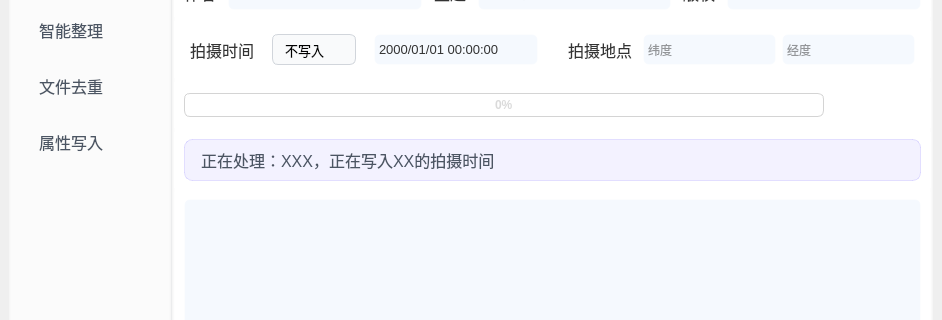
Before: the Qt Designer form Ui_MainWindow.ui in YangShengzhou03/LeafSort, drawn with Qt 5; both pictures show x 0 to 942 and y 148 to 468 of the 942 by 580 pixel window.
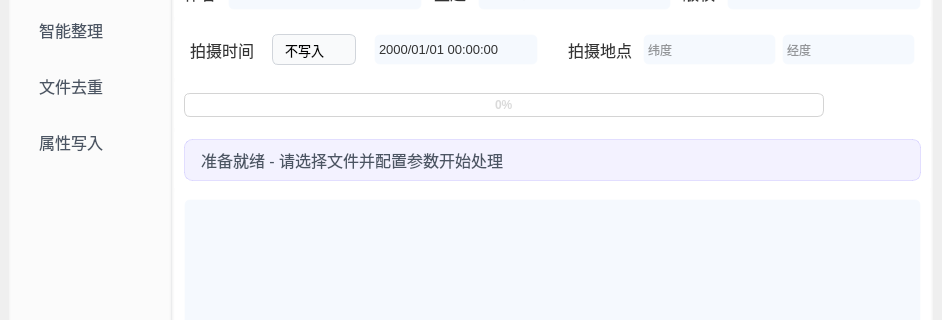
After: the same form once the commit is applied. The open tabs and pages were chosen to show the change. Icons and pictures are not drawn.

Commit message: refactor(UI): 优

```diff
--- a/Ui_MainWindow.ui
+++ b/Ui_MainWindow.ui
@@ -5936,7 +5936,7 @@
 box-shadow: 0 2px 4px rgba(0, 0, 0, 0.05);</string>
                       </property>
                       <property name="text">
-                       <string>正在处理：XXX，正在写入XX的拍摄时间</string>
+                       <string>准备就绪 - 请选择文件并配置参数开始处理</string>
                       </property>
                      </widget>
                     </item>
```
Left out of the diff: 44 changed lines with no effect on the pictures. The commit also changes 4 other files.
